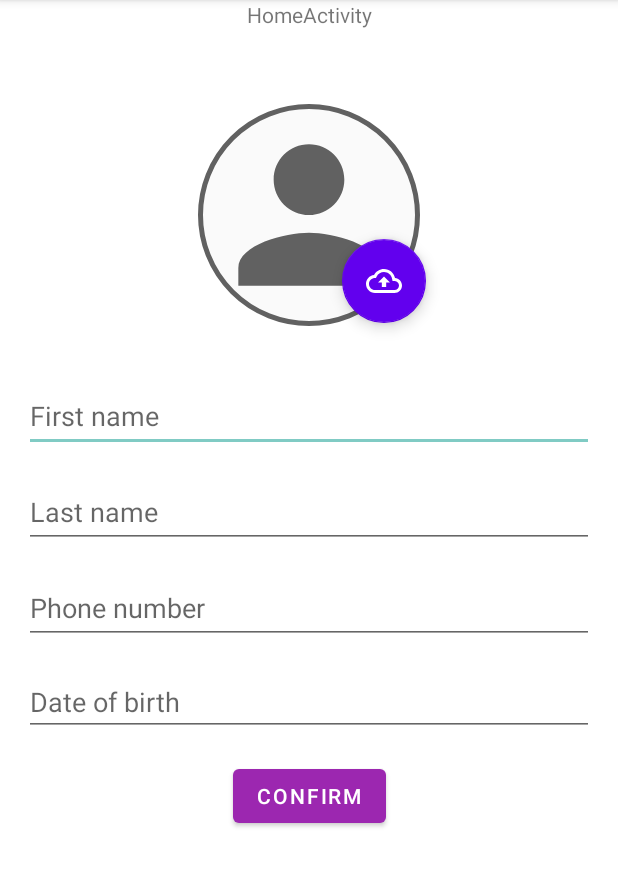
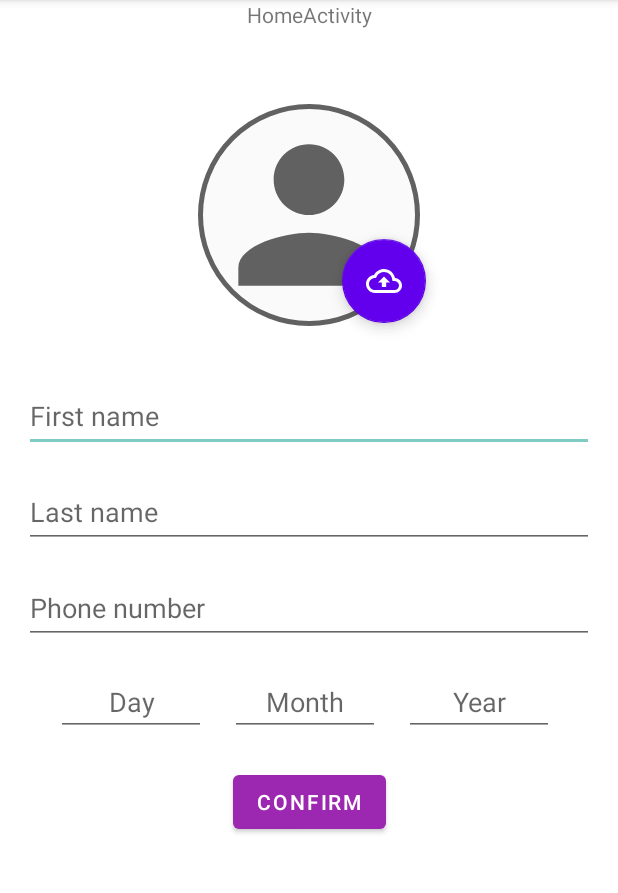
Before and after one commit to yaroslavlebid/MyHome, an Android app: the screen it shows after launch once a user with an empty profile is signed in (HomeActivity), on a phone screen of 412 x 824 dp, the part 84-977 px from its top. Run offline under Robolectric (Android 15) with nearby library versions, the phone set to English and light mode, and no system bars; our stand-ins replace Firebase (no records; nobody signed in at launch, a user with empty details on screens opened directly), Timber; libraries missing offline, so code that uses them is left out: com.yanzhenjie.album.

Commit message:
did some fixups, start realize sign in

```diff
--- a/app/src/main/java/yaroslavlebid/apps/myhome/ui/login/sign_in/SignInFragment.kt
+++ b/app/src/main/java/yaroslavlebid/apps/myhome/ui/login/sign_in/SignInFragment.kt
@@ -8,6 +8,8 @@ import yaroslavlebid.apps.myhome.databinding.FragmentSignInBinding
 import yaroslavlebid.apps.myhome.ui.login.sign_up.SignUpFragment
 
 class SignInFragment : Fragment(R.layout.fragment_sign_in) {
+
+
     override fun onViewCreated(view: View, savedInstanceState: Bundle?) {
         super.onViewCreated(view, savedInstanceState)
         val binding = FragmentSignInBinding.bind(view)
@@ -16,6 +18,7 @@ class SignInFragment : Fragment(R.layout.fragment_sign_in) {
     }
 
     private fun initListeners(binding: FragmentSignInBinding) {
+        binding.signIn.setOnClickListener { }
         binding.register.setOnClickListener { showRegisterFragment() }
     }
 
--- a/app/src/main/java/yaroslavlebid/apps/myhome/ui/profile/ProfileSetupFragment.kt
+++ b/app/src/main/java/yaroslavlebid/apps/myhome/ui/profile/ProfileSetupFragment.kt
@@ -1,32 +1,19 @@
 package yaroslavlebid.apps.myhome.ui.profile
 
-import android.app.Activity
-import android.content.Intent
 import android.net.Uri
 import android.os.Bundle
-import android.util.Log
 import android.view.View
 import android.widget.Toast
-import androidx.activity.result.ActivityResult
-import androidx.activity.result.contract.ActivityResultContracts
 import androidx.fragment.app.Fragment
 import com.yanzhenjie.album.Album
-import com.yanzhenjie.album.AlbumConfig
 import org.koin.androidx.viewmodel.ext.android.viewModel
 import timber.log.Timber
 import yaroslavlebid.apps.myhome.R
 import yaroslavlebid.apps.myhome.databinding.FragmentProfileSetupBinding
 import yaroslavlebid.apps.myhome.ui.home.HomeActivity
-import yaroslavlebid.apps.myhome.utils.MediaLoader
-import yaroslavlebid.apps.myhome.utils.setLocalImage
 import java.io.File
-import com.yanzhenjie.album.AlbumFile
 
-import androidx.annotation.NonNull
-import androidx.core.widget.doAfterTextChanged
-import com.bumptech.glide.Glide
-import yaroslavlebid.apps.myhome.utils.setDrawableImage
-import yaroslavlebid.apps.myhome.utils.setImageFromUrl
+import yaroslavlebid.apps.myhome.utils.*
 
 
 class ProfileSetupFragment : Fragment(R.layout.fragment_profile_setup) {
@@ -60,14 +47,18 @@ class ProfileSetupFragment : Fragment(R.layout.fragment_profile_setup) {
                     firstName = firstName.text.toString(),
                     lastName = lastName.text.toString(),
                     phoneNumber = phoneNumber.text.toString(),
-                    dateOfBirth = dateOfBirth.text.toString()
+                    dateOfBirth = dateToString(
+                        dayOfBirth.text.toString().toInt(),
+                        monthOfBirth.text.toString().toInt(),
+                        yearOfBirth.text.toString().toInt()
+                    )
                 )
                 profileViewModel.confirmProfile()
             }
         }
     }
 
-    var temporaryPath = ""
+    var tempImagePath = ""
 
     private fun initObservers(binding: FragmentProfileSetupBinding) {
         profileViewModel.isLoading.observe(viewLifecycleOwner) {
@@ -80,7 +71,7 @@ class ProfileSetupFragment : Fragment(R.layout.fragment_profile_setup) {
         }
 
         profileViewModel.isProfileImageLoaded.observe(viewLifecycleOwner) { result ->
-            if (result) binding.profileImage.setLocalImage(Uri.fromFile(File(temporaryPath)), true)
+            if (result) binding.profileImage.setLocalImage(Uri.fromFile(File(tempImagePath)), true)
             else {
                 Toast.makeText(
                     requireContext(),
@@ -96,7 +87,11 @@ class ProfileSetupFragment : Fragment(R.layout.fragment_profile_setup) {
                     profileImage.setImageFromUrl(user.photoUrl, true)
                     firstName.setText(user.firstName)
                     lastName.setText(user.lastName)
-                    // todo: set other fields
+                    val date = stringToDate(user.dateOfBirth)
+                    dayOfBirth.setText(date.dayOfMonth.toString())
+                    monthOfBirth.setText(date.monthValue.toString())
+                    yearOfBirth.setText(date.year.toString())
+                    phoneNumber.setText(user.phoneNumber)
                 }
             }
         }
@@ -109,7 +104,7 @@ class ProfileSetupFragment : Fragment(R.layout.fragment_profile_setup) {
             .onResult {
                 it.firstOrNull()?.let {
                     profileViewModel.loadProfileImage(it.path)
-                    temporaryPath = it.path
+                    tempImagePath = it.path
                 }
             }
             .onCancel {
--- a/app/src/main/java/yaroslavlebid/apps/myhome/utils/ImageViewExtension.kt
+++ b/app/src/main/java/yaroslavlebid/apps/myhome/utils/ImageViewExtension.kt
@@ -5,6 +5,7 @@ import android.widget.ImageView
 import androidx.annotation.DrawableRes
 import com.bumptech.glide.Glide
 import com.bumptech.glide.request.RequestOptions
+import yaroslavlebid.apps.myhome.R
 
 fun ImageView.setDrawableImage(@DrawableRes resource: Int, applyCircle: Boolean = false) {
     val glide = Glide.with(this).load(resource)
@@ -25,7 +26,7 @@ fun ImageView.setLocalImage(uri: Uri, applyCircle: Boolean = false) {
 }
 
 fun ImageView.setImageFromUrl(url: String, applyCircle: Boolean = false) {
-    val glide = Glide.with(this).load(url)
+    val glide = Glide.with(this).load(url).placeholder(R.drawable.ic_person)
     if (applyCircle) {
         glide.apply(RequestOptions.circleCropTransform()).into(this)
     } else {
--- a/app/src/main/res/layout/fragment_profile_setup.xml
+++ b/app/src/main/res/layout/fragment_profile_setup.xml
@@ -92,33 +92,70 @@
         app:layout_constraintVertical_bias="0.0" />
 
     <EditText
-        android:id="@+id/date_of_birth"
-        android:layout_width="0dp"
+        android:id="@+id/day_of_birth"
+        android:layout_width="100dp"
+        android:layout_height="wrap_content"
+        android:layout_marginTop="16dp"
+        android:ems="10"
+        android:hint="Day"
+        android:inputType="date"
+        android:textAlignment="center"
+        app:layout_constraintBottom_toBottomOf="parent"
+        app:layout_constraintEnd_toEndOf="parent"
+        app:layout_constraintHorizontal_bias="0.12"
+        app:layout_constraintStart_toStartOf="parent"
+        app:layout_constraintTop_toBottomOf="@+id/phone_number"
+        app:layout_constraintVertical_bias="0.0" />
+
+    <EditText
+        android:id="@+id/month_of_birth"
+        android:layout_width="100dp"
         android:layout_height="wrap_content"
         android:layout_marginStart="16dp"
         android:layout_marginTop="16dp"
-        android:layout_marginEnd="16dp"
         android:ems="10"
-        android:hint="Date of birth"
+        android:hint="Month"
         android:inputType="date"
+        android:textAlignment="center"
         app:layout_constraintBottom_toBottomOf="parent"
         app:layout_constraintEnd_toEndOf="parent"
-        app:layout_constraintStart_toStartOf="parent"
+        app:layout_constraintHorizontal_bias="0"
+        app:layout_constraintHorizontal_weight="0"
+        app:layout_constraintStart_toEndOf="@id/day_of_birth"
         app:layout_constraintTop_toBottomOf="@+id/phone_number"
         app:layout_constraintVertical_bias="0.0" />
+
+    <EditText
+        android:id="@+id/year_of_birth"
+        android:layout_width="100dp"
+        android:layout_height="wrap_content"
+        android:layout_marginStart="16dp"
+        android:layout_marginTop="16dp"
+        android:ems="10"
+        android:hint="Year"
+        android:inputType="date"
+        android:textAlignment="center"
+        app:layout_constraintBottom_toBottomOf="parent"
+        app:layout_constraintEnd_toEndOf="parent"
+        app:layout_constraintHorizontal_bias="0.0"
+        app:layout_constraintHorizontal_weight="0"
+        app:layout_constraintStart_toEndOf="@id/month_of_birth"
+        app:layout_constraintTop_toBottomOf="@+id/phone_number"
+        app:layout_constraintVertical_bias="0.0"
+        />
 
     <Button
         android:id="@+id/confirmButton"
         android:layout_width="wrap_content"
         android:layout_height="wrap_content"
         android:layout_marginStart="16dp"
-        android:layout_marginTop="16dp"
         android:layout_marginEnd="16dp"
+        android:layout_marginTop="20dp"
         android:text="Confirm"
         app:layout_constraintBottom_toBottomOf="parent"
         app:layout_constraintEnd_toEndOf="parent"
         app:layout_constraintStart_toStartOf="parent"
-        app:layout_constraintTop_toBottomOf="@+id/date_of_birth"
+        app:layout_constraintTop_toBottomOf="@+id/month_of_birth"
         app:layout_constraintVertical_bias="0.0" />
 
     <FrameLayout
```
Also changed, not shown: app/src/main/java/yaroslavlebid/apps/myhome/utils/DateUtils.kt (added, +19 -0 lines).
